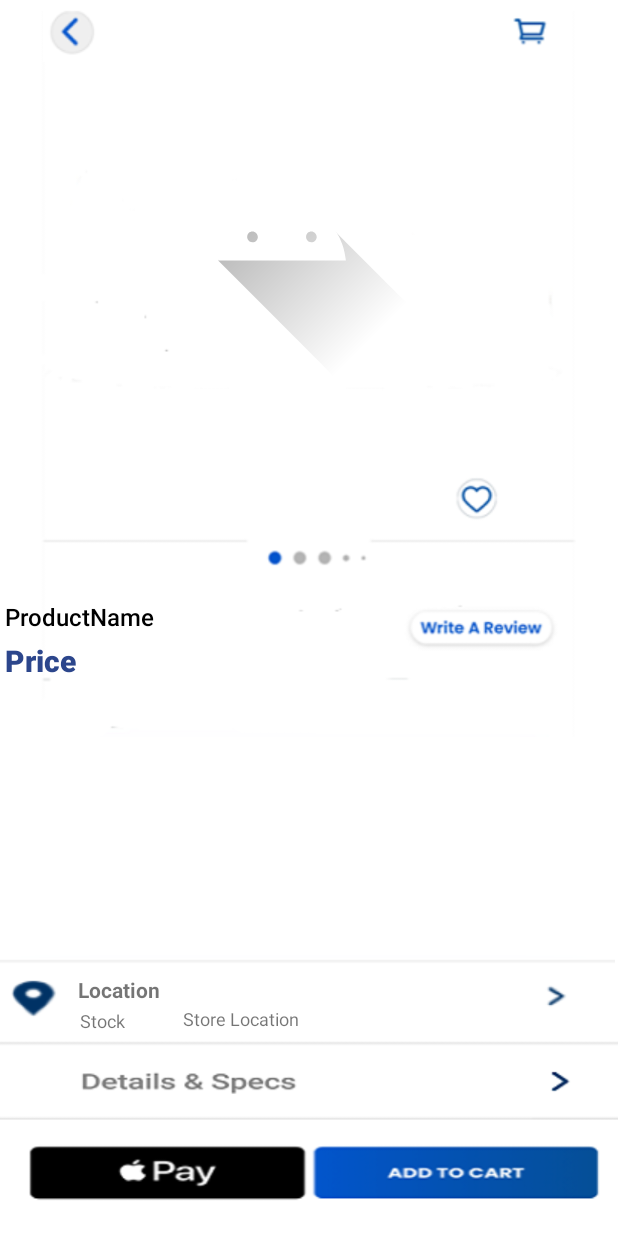
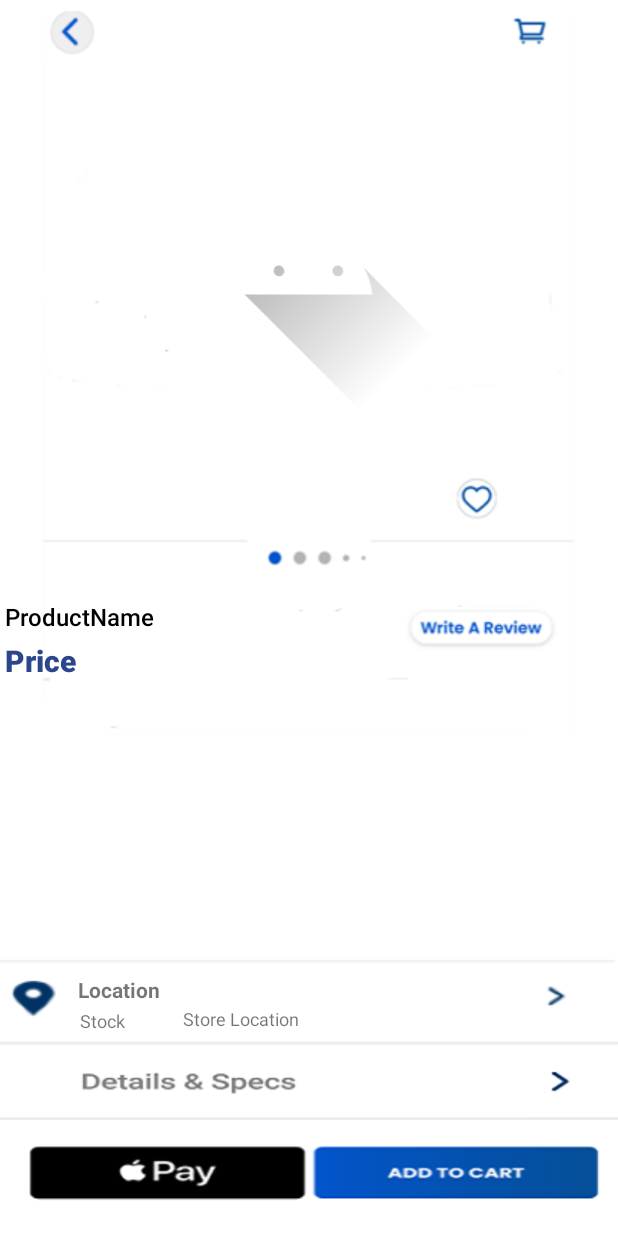
Before and after one commit to SidP12/AppLocator, an Android app: the layout activity_product_details_page.xml on its own in the app's theme, with its tools: preview values and no code run, on a phone screen of 412 x 824 dp. Run offline under Robolectric (Android 15) with nearby library versions, the phone set to English and light mode, and no system bars.

Commit message:
Image Centering on Prod Details Page

```diff
--- a/app/src/main/res/layout/activity_product_details_page.xml
+++ b/app/src/main/res/layout/activity_product_details_page.xml
@@ -39,8 +39,10 @@
             android:layout_height="200dp"
             android:layout_alignParentStart="true"
             android:layout_alignParentTop="true"
-            android:layout_marginStart="88dp"
-            android:layout_marginTop="55dp"
+            android:layout_alignParentEnd="true"
+            android:layout_marginStart="105dp"
+            android:layout_marginTop="78dp"
+            android:layout_marginEnd="106dp"
             app:srcCompat="@drawable/ic_launcher_foreground" />
 
         <ImageButton
```
